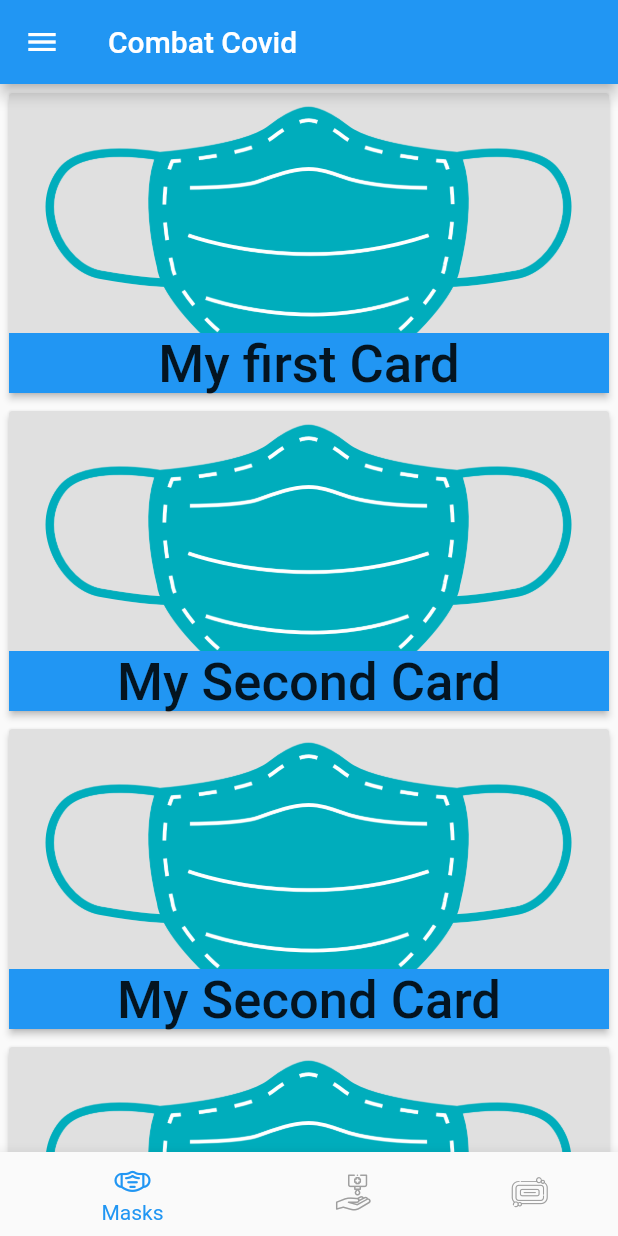
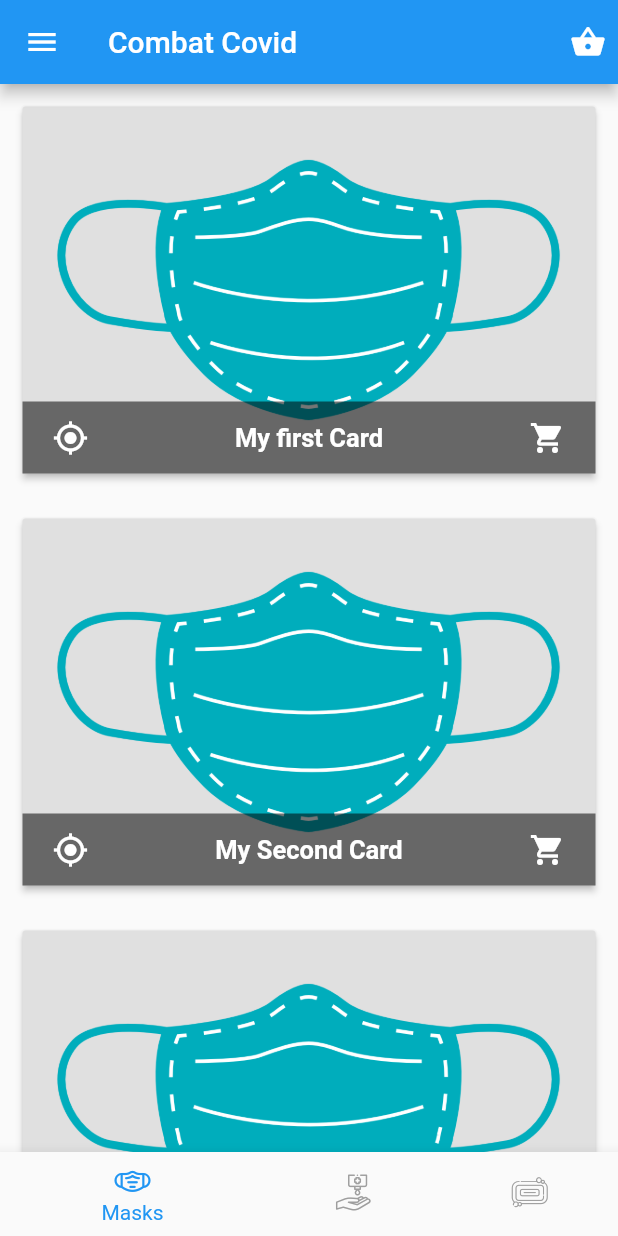
Before and after one commit to KharYusuf/Combat-Covid, a Flutter app: the screen it shows after launch, on a phone screen of 412 x 824 dp. Run offline on Flutter 3.47's test engine with Material 2 defaults, Android fonts, the light colour scheme and no system bars; our stand-ins replace charts_flutter.

Commit message:
Replaced listView with gridView and added a few more icons

```diff
--- a/lib/main.dart
+++ b/lib/main.dart
@@ -49,7 +49,7 @@ class _MyHomePageState extends State<MyHomePage> {
   ];
 
   final _pages = <Widget>[
-    ListView.builder(
+    GridView.builder(
       itemCount: cards.length,
       itemBuilder: (context, i) {
         return MyCard(
@@ -57,6 +57,10 @@ class _MyHomePageState extends State<MyHomePage> {
           cards[i]['text'],
         );
       },
+      gridDelegate: SliverGridDelegateWithFixedCrossAxisCount(
+        crossAxisCount: 1,
+        childAspectRatio: 3 / 2,
+      ),
     ),
     const Text("Dummy tab 2"),
     const Text("Dummy tab 3"),
@@ -76,6 +80,13 @@ class _MyHomePageState extends State<MyHomePage> {
       drawer: MyDrawer(),
       appBar: AppBar(
         title: Text(widget.title),
+        actions: <Widget>[
+          IconButton(
+            alignment: Alignment.centerRight,
+            icon: Icon(Icons.shopping_basket),
+            onPressed: () {},
+          ),
+        ],
       ),
       body: _pages[_currentPageIndex],
       bottomNavigationBar: BottomTabs(_currentPageIndex, _setSelectedPage),
--- a/lib/myCard.dart
+++ b/lib/myCard.dart
@@ -8,36 +8,34 @@ class MyCard extends StatelessWidget {
   @override
   Widget build(BuildContext context) {
     return Padding(
-      padding: EdgeInsets.all(6.0),
+      padding: EdgeInsets.all(15.0),
       child: RaisedButton(
         splashColor: Theme.of(context).primaryColor,
         padding: EdgeInsets.all(0.0),
         onPressed: () {
           print(text);
         },
-        child: Stack(
-          alignment: Alignment.bottomCenter,
-          children: <Widget>[
-            Container(
-              height: 200,
-              alignment: Alignment.center,
-              child: Image.asset(
-                img,
-                fit: BoxFit.cover,
-              ),
+        child: GridTile(
+          child: Image.asset(
+            img,
+            fit: BoxFit.fitWidth,
+          ),
+          footer: GridTileBar(
+            leading: IconButton(
+              icon: Icon(Icons.my_location),
+              onPressed: () {},
             ),
-            Container(
-              height: 40,
-              color: Theme.of(context).primaryColor,
-              width: double.infinity,
-              child: FittedBox(
-                alignment: Alignment.bottomCenter,
-                child: Text(
-                  text,
-                ),
-              ),
-            )
-          ],
+            backgroundColor: Colors.black54,
+            trailing: IconButton(
+              icon: Icon(Icons.shopping_cart),
+              onPressed: () {},
+            ),
+            title: Text(
+              text,
+              textAlign: TextAlign.center,
+              style: new TextStyle(fontSize: 17.0, fontWeight: FontWeight.bold),
+            ),
+          ),
         ),
       ),
     );
```
